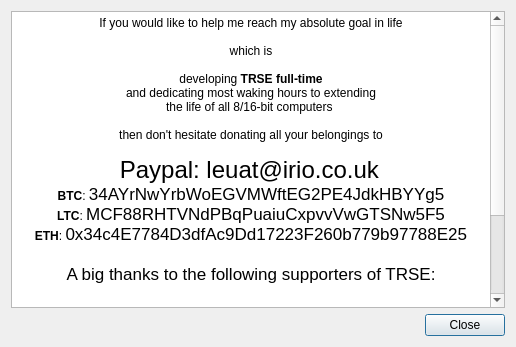
Qt form source/dialogdonate.ui (leuat/TRSE) before a commit.
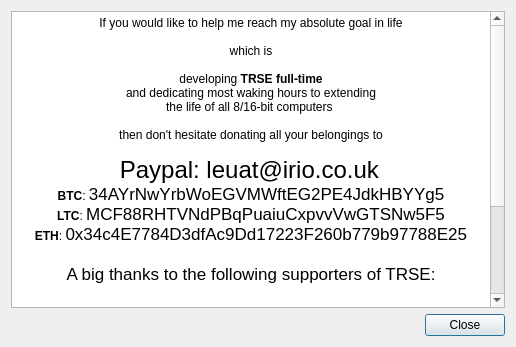
The same form after that commit.

Diff of the .ui file:
```diff
--- a/source/dialogdonate.ui
+++ b/source/dialogdonate.ui
@@ -43,7 +43,7 @@
 &lt;p align=&quot;center&quot; style=&quot;-qt-paragraph-type:empty; margin-top:0px; margin-bottom:0px; margin-left:0px; margin-right:0px; -qt-block-indent:0; text-indent:0px;&quot;&gt;&lt;br /&gt;&lt;/p&gt;
 &lt;p align=&quot;center&quot; style=&quot; margin-top:0px; margin-bottom:0px; margin-left:0px; margin-right:0px; -qt-block-indent:0; text-indent:0px;&quot;&gt;Tony Brice, Bones,  Sebastien Goutal,  RJ Cowell,  John Wells,  &lt;/p&gt;
 &lt;p align=&quot;center&quot; style=&quot; margin-top:0px; margin-bottom:0px; margin-left:0px; margin-right:0px; -qt-block-indent:0; text-indent:0px;&quot;&gt;J.S. Cardona Iguina, Dennis Belfrage, Roope Kangas,  Bartek Matyja,&lt;/p&gt;
-&lt;p align=&quot;center&quot; style=&quot; margin-top:0px; margin-bottom:0px; margin-left:0px; margin-right:0px; -qt-block-indent:0; text-indent:0px;&quot;&gt;Andy,  Markus Fehr,  Richard Sopuch, Patrick Cornish, Tomi Suominen, Eugenio Rapella,Khaled Sliman, Markus Fehr&lt;/p&gt;&lt;/body&gt;&lt;/html&gt;</string>
+&lt;p align=&quot;center&quot; style=&quot; margin-top:0px; margin-bottom:0px; margin-left:0px; margin-right:0px; -qt-block-indent:0; text-indent:0px;&quot;&gt;Andy,  Markus Fehr,  Richard Sopuch, Patrick Cornish, Tomi Suominen, Eugenio Rapella,Khaled Sliman, Markus Fehr, Marc Berger&lt;/p&gt;&lt;/body&gt;&lt;/html&gt;</string>
        </property>
       </widget>
      </item>
```
